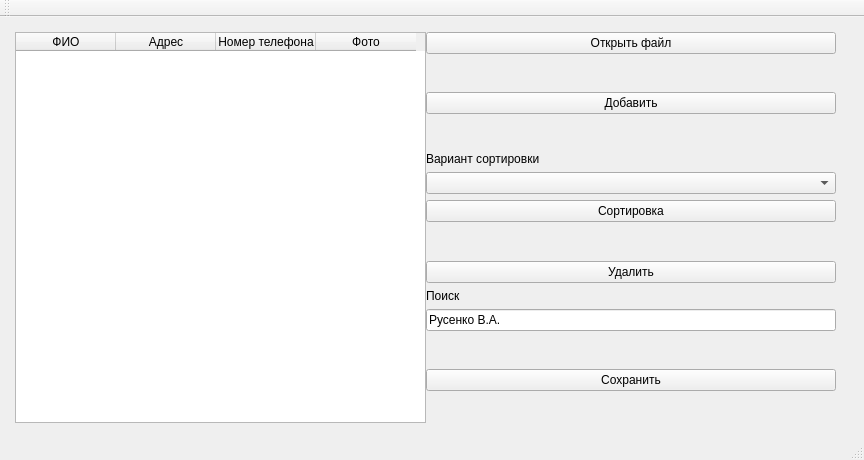
This is mainwindow.ui in Ilya1MN/test as Qt 5 draws it before an edit. The edited form follows.
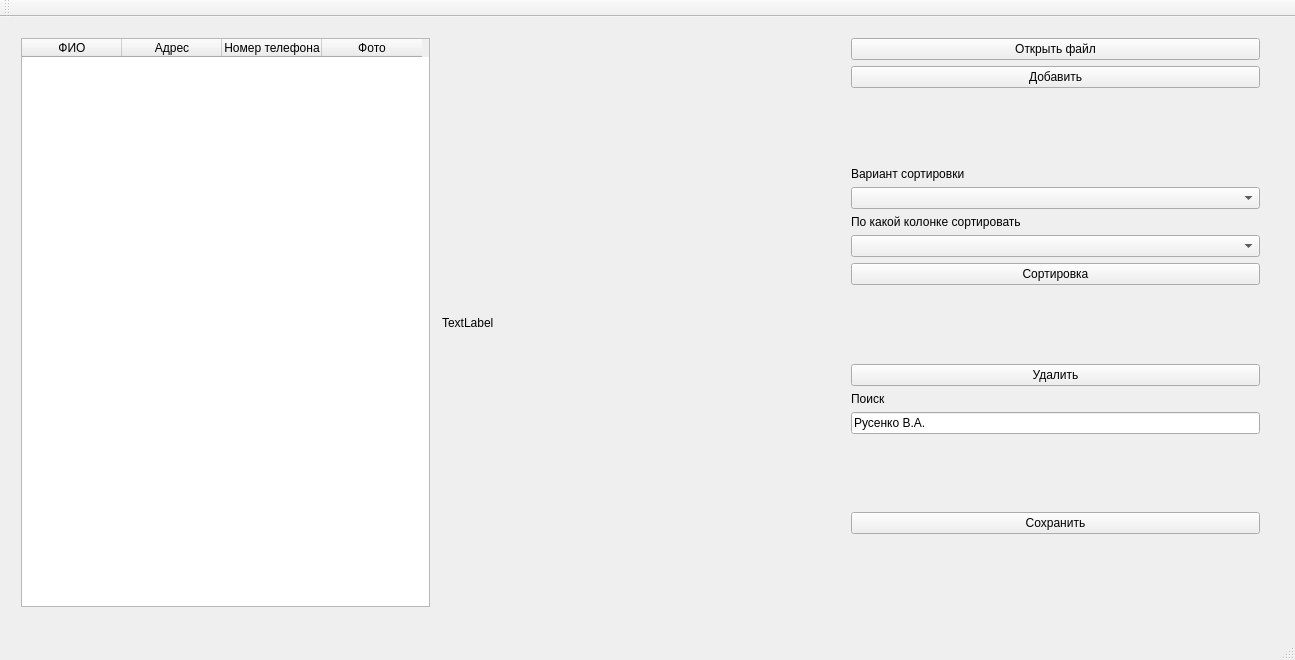
This is the edited form.

Patch:
```diff
--- a/mainwindow.ui
+++ b/mainwindow.ui
@@ -6,68 +6,47 @@
    <rect>
     <x>0</x>
     <y>0</y>
-    <width>864</width>
-    <height>460</height>
+    <width>1295</width>
+    <height>660</height>
    </rect>
   </property>
+  <property name="sizePolicy">
+   <sizepolicy hsizetype="Fixed" vsizetype="Fixed">
+    <horstretch>0</horstretch>
+    <verstretch>0</verstretch>
+   </sizepolicy>
+  </property>
   <property name="windowTitle">
    <string>MainWindow</string>
   </property>
   <widget class="QWidget" name="centralWidget">
-   <widget class="QWidget" name="horizontalLayoutWidget">
+   <property name="sizePolicy">
+    <sizepolicy hsizetype="Expanding" vsizetype="Expanding">
+     <horstretch>0</horstretch>
+     <verstretch>0</verstretch>
+    </sizepolicy>
+   </property>
+   <widget class="QWidget" name="gridLayoutWidget">
     <property name="geometry">
      <rect>
       <x>10</x>
       <y>10</y>
-      <width>831</width>
-      <height>401</height>
+      <width>1261</width>
+      <height>591</height>
      </rect>
     </property>
-    <layout class="QHBoxLayout" name="horizontalLayout" stretch="0,0">
-     <property name="spacing">
-      <number>0</number>
-     </property>
+    <layout class="QGridLayout" name="gridLayout">
      <property name="sizeConstraint">
-      <enum>QLayout::SetMaximumSize</enum>
+      <enum>QLayout::SetDefaultConstraint</enum>
      </property>
-     <property name="leftMargin">
-      <number>5</number>
-     </property>
-     <property name="topMargin">
-      <number>5</number>
-     </property>
-     <property name="rightMargin">
-      <number>5</number>
-     </property>
-     <property name="bottomMargin">
-      <number>5</number>
-     </property>
-     <item>
-      <widget class="QTableWidget" name="tableWidget">
-       <column>
-        <property name="text">
-         <string>ФИО</string>
-        </property>
-       </column>
-       <column>
-        <property name="text">
-         <string>Адрес</string>
-        </property>
-       </column>
-       <column>
-        <property name="text">
-         <string>Номер телефона</string>
-        </property>
-       </column>
-       <column>
-        <property name="text">
-         <string>Фото</string>
-        </property>
-       </column>
-      </widget>
-     </item>
-     <item>
+     <item row="1" column="3">
       <layout class="QVBoxLayout" name="verticalLayout">
+       <property name="spacing">
+        <number>6</number>
+       </property>
+       <property name="sizeConstraint">
+        <enum>QLayout::SetMaximumSize</enum>
+       </property>
        <item>
         <widget class="QPushButton" name="pbOpenFile">
          <property name="text">
@@ -75,19 +54,6 @@
          </property>
         </widget>
        </item>
-       <item>
-        <spacer name="verticalSpacer_2">
-         <property name="orientation">
-          <enum>Qt::Vertical</enum>
-         </property>
-         <property name="sizeHint" stdset="0">
-          <size>
-           <width>20</width>
-           <height>40</height>
-          </size>
-         </property>
-        </spacer>
-       </item>
        <item>
         <widget class="QPushButton" name="pbAdd">
          <property name="text">
@@ -96,7 +62,7 @@
         </widget>
        </item>
        <item>
-        <spacer name="verticalSpacer_3">
+        <spacer name="verticalSpacer_2">
          <property name="orientation">
           <enum>Qt::Vertical</enum>
          </property>
@@ -109,24 +75,44 @@
         </spacer>
        </item>
        <item>
-        <widget class="QLabel" name="label_2">
-         <property name="text">
-          <string>Вариант сортировки</string>
-         </property>
-         <property name="buddy">
-          <cstring></cstring>
-         </property>
-        </widget>
-       </item>
-       <item>
-        <widget class="QComboBox" name="comboBox"/>
-       </item>
-       <item>
-        <widget class="QPushButton" name="pbSort">
-         <property name="text">
-          <string>Сортировка</string>
-         </property>
-        </widget>
+        <layout class="QFormLayout" name="formLayout_2">
+         <item row="0" column="0" colspan="2">
+          <widget class="QLabel" name="label_2">
+           <property name="text">
+            <string>Вариант сортировки</string>
+           </property>
+           <property name="buddy">
+            <cstring></cstring>
+           </property>
+          </widget>
+         </item>
+         <item row="1" column="0" colspan="2">
+          <widget class="QComboBox" name="cb_var_sort"/>
+         </item>
+         <item row="3" column="0" colspan="2">
+          <widget class="QComboBox" name="cb_wh_col_by_sort"/>
+         </item>
+         <item row="2" column="0" colspan="2">
+          <widget class="QLabel" name="label_4">
+           <property name="text">
+            <string>По какой колонке сортировать</string>
+           </property>
+          </widget>
+         </item>
+         <item row="4" column="0" colspan="2">
+          <widget class="QPushButton" name="pbSort">
+           <property name="sizePolicy">
+            <sizepolicy hsizetype="Minimum" vsizetype="Fixed">
+             <horstretch>0</horstretch>
+             <verstretch>0</verstretch>
+            </sizepolicy>
+           </property>
+           <property name="text">
+            <string>Сортировка</string>
+           </property>
+          </widget>
+         </item>
+        </layout>
        </item>
        <item>
         <spacer name="verticalSpacer_4">
@@ -197,6 +183,56 @@
        </item>
       </layout>
      </item>
+     <item row="1" column="1">
+      <widget class="QTableWidget" name="tableWidget">
+       <property name="sizePolicy">
+        <sizepolicy hsizetype="Expanding" vsizetype="Expanding">
+         <horstretch>0</horstretch>
+         <verstretch>0</verstretch>
+        </sizepolicy>
+       </property>
+       <column>
+        <property name="text">
+         <string>ФИО</string>
+        </property>
+       </column>
+       <column>
+        <property name="text">
+         <string>Адрес</string>
+        </property>
+       </column>
+       <column>
+        <property name="text">
+         <string>Номер телефона</string>
+        </property>
+       </column>
+       <column>
+        <property name="text">
+         <string>Фото</string>
+        </property>
+       </column>
+      </widget>
+     </item>
+     <item row="1" column="2">
+      <layout class="QFormLayout" name="formLayout">
+       <property name="sizeConstraint">
+        <enum>QLayout::SetMaximumSize</enum>
+       </property>
+       <item row="1" column="1">
+        <widget class="QLabel" name="label_3">
+         <property name="sizePolicy">
+          <sizepolicy hsizetype="Expanding" vsizetype="Expanding">
+           <horstretch>0</horstretch>
+           <verstretch>0</verstretch>
+          </sizepolicy>
+         </property>
+         <property name="text">
+          <string>TextLabel</string>
+         </property>
+        </widget>
+       </item>
+      </layout>
+     </item>
     </layout>
    </widget>
   </widget>
```
Left out of the diff: 2 changed lines with no effect on the pictures.
